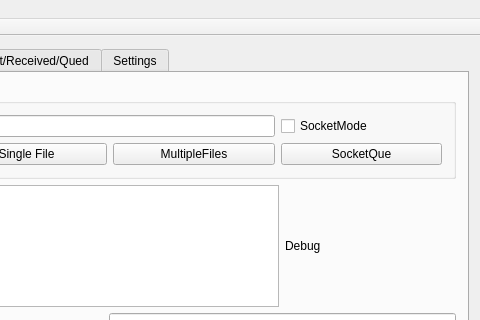
The window that mainwindow.ui (netpipe/QFax) describes before a commit, drawn with Qt 5; both pictures show x 92 to 572 and y 0 to 320 of the 572 by 437 pixel window.
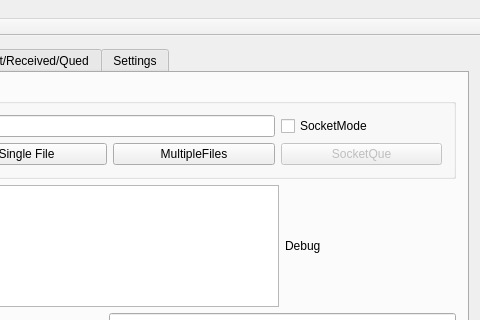
The same window after the commit. The open tabs and pages were chosen to show the change.

Diff of the .ui file:
```diff
--- a/mainwindow.ui
+++ b/mainwindow.ui
@@ -74,7 +74,10 @@
             </widget>
            </item>
            <item row="1" column="2">
-            <widget class="QPushButton" name="pushButton_4">
+            <widget class="QPushButton" name="SocketQue">
+             <property name="enabled">
+              <bool>false</bool>
+             </property>
              <property name="text">
               <string>SocketQue</string>
              </property>
```
Left out of the diff: 84 changed lines with no effect on the pictures.
